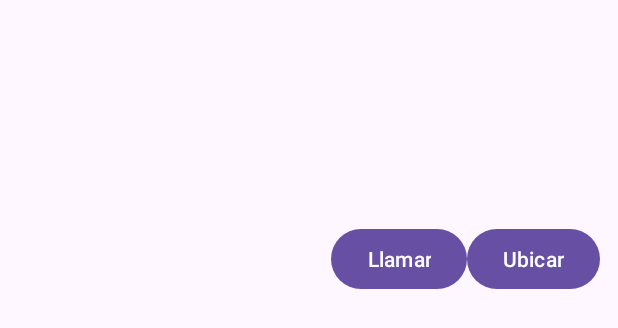
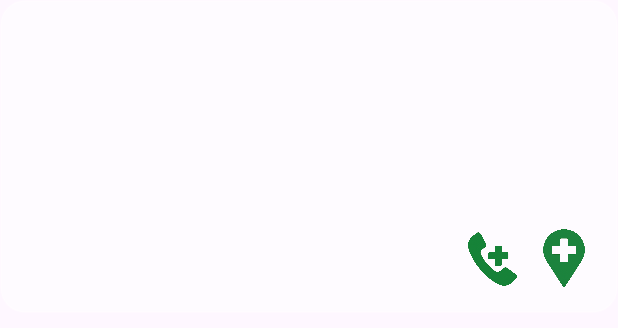
Before and after one commit to Juandedios27/grupo5_LasCondes, an Android app: the layout item_farmacia.xml on its own in the app's theme, with its tools: preview values and no code run, on a phone screen of 412 x 824 dp. Shown: the top 328 px of the screen. Run offline under Robolectric (Android 15) with nearby library versions, the phone set to English and light mode, and no system bars.

Commit message:
Modificaciones de diseño icono de llamar, ubicar, etc

```diff
--- a/app/src/main/java/cl/grupo5/farmacias_lascondes/FarmaciaAdapter.java
+++ b/app/src/main/java/cl/grupo5/farmacias_lascondes/FarmaciaAdapter.java
@@ -11,6 +11,7 @@ import android.widget.ArrayAdapter;
 import android.widget.Button;
 import android.widget.Filter;
 import android.widget.Filterable;
+import android.widget.ImageButton;
 import android.widget.TextView;
 
 import androidx.annotation.NonNull;
@@ -50,8 +51,8 @@ public class FarmaciaAdapter extends ArrayAdapter<Farmacia> implements Filterabl
         TextView tvApertura  = convertView.findViewById(R.id.tvApertura);
         TextView tvCierre    = convertView.findViewById(R.id.tvCierre);
         TextView tvTelefono  = convertView.findViewById(R.id.tvTelefono);
-        Button   btnLlamar   = convertView.findViewById(R.id.btnLlamar);
-        Button   btnUbicar   = convertView.findViewById(R.id.btnUbicar);
+        ImageButton btnLlamar   = convertView.findViewById(R.id.btnLlamar);
+        ImageButton   btnUbicar   = convertView.findViewById(R.id.btnUbicar);
 
         tvNombre.setText   (noNull(f.getNombre(),    "—"));
         tvComuna.setText   (noNull(f.getComuna(),    "—"));
--- /dev/null
+++ b/app/src/main/res/drawable/rectangulo_trasparente.xml
@@ -0,0 +1,15 @@
+<?xml version="1.0" encoding="utf-8"?>
+<shape xmlns:android="http://schemas.android.com/apk/res/android"
+    android:shape="rectangle">
+
+    <!-- Blanco al 50% de opacidad para que se vea más el verde de detrás -->
+    <solid android:color="#80FFFFFF"/>
+
+    <!-- Esquinas bien redondeadas -->
+    <corners android:radius="16dp"/>
+
+    <!-- Borde blanco muy suave opcional -->
+    <stroke
+        android:width="1dp"
+        android:color="#40FFFFFF"/>
+</shape>
--- a/app/src/main/res/layout/activity_main.xml
+++ b/app/src/main/res/layout/activity_main.xml
@@ -1,21 +1,50 @@
 <?xml version="1.0" encoding="utf-8"?>
 <LinearLayout xmlns:android="http://schemas.android.com/apk/res/android"
-    android:orientation="vertical" android:layout_width="match_parent"
-    android:layout_height="match_parent" android:padding="16dp"
+    android:orientation="vertical"
+    android:layout_width="match_parent"
+    android:layout_height="match_parent"
+    android:padding="16dp"
     android:background="@drawable/fondosplash">
 
     <TextView
-        android:text="LAS CONDES" android:textSize="35sp"
-        android:textStyle="bold" android:layout_gravity="center_horizontal"
-        android:layout_width="wrap_content" android:layout_height="wrap_content"/>
+        android:text="LAS CONDES"
+        android:textSize="35sp"
+        android:textStyle="bold"
+        android:layout_gravity="center_horizontal"
+        android:layout_width="wrap_content"
+        android:layout_height="wrap_content"/>
 
-    <EditText
-        android:id="@+id/etFilter" android:hint="Buscar farmacia"
-        android:layout_width="match_parent" android:layout_height="48dp"
-        android:inputType="text" android:layout_marginBottom="8dp"/>
+    <LinearLayout
+        android:orientation="horizontal"
+        android:layout_width="match_parent"
+        android:layout_height="wrap_content"
+        android:layout_marginBottom="8dp"
+        android:gravity="center_vertical"
+        android:background="@drawable/rectangulo_trasparente">
+
+        <ImageView
+            android:id="@+id/ivSearchIcon"
+            android:layout_width="24dp"
+            android:layout_height="24dp"
+            android:src="@drawable/lupa"
+            android:layout_marginEnd="8dp"/>
+
+        <EditText
+            android:id="@+id/etFilter"
+            android:layout_width="0dp"
+            android:layout_height="wrap_content"
+            android:layout_weight="1"
+            android:hint="Buscar farmacia"
+
+            android:inputType="text"
+            android:padding="4dp"/>
+    </LinearLayout>
 
     <ListView
-        android:id="@+id/lvFarmacias" android:layout_width="match_parent"
-        android:layout_height="0dp" android:layout_weight="1"
-        android:divider="@color/black" android:dividerHeight="1dp"/>
+        android:id="@+id/lvFarmacias"
+        android:layout_width="match_parent"
+        android:layout_height="0dp"
+        android:layout_weight="1"
+        android:divider="@color/transparente"
+        android:dividerHeight="15dp"/>
 </LinearLayout>
--- a/app/src/main/res/layout/item_farmacia.xml
+++ b/app/src/main/res/layout/item_farmacia.xml
@@ -1,43 +1,85 @@
 <?xml version="1.0" encoding="utf-8"?>
 <LinearLayout xmlns:android="http://schemas.android.com/apk/res/android"
-    android:orientation="vertical" android:padding="12dp"
-    android:layout_width="match_parent" android:layout_height="wrap_content"
-    android:background="?android:attr/selectableItemBackground">
+    android:orientation="vertical"
+    android:padding="12dp"
+    android:layout_width="match_parent"
+    android:layout_height="wrap_content"
+    android:background="@drawable/rectangulo_trasparente"
+    android:clickable="true"
+    android:focusable="true"
+    android:foreground="?attr/selectableItemBackground">
 
-    <TextView android:id="@+id/tvNombre" android:textStyle="bold"
-        android:textSize="16sp" android:layout_width="match_parent"
-        android:layout_height="wrap_content"/>
+    <TextView
+        android:id="@+id/tvNombre"
+        android:layout_width="match_parent"
+        android:layout_height="wrap_content"
+        android:textSize="16sp"
+        android:textStyle="bold"
+        android:textColor="@android:color/black"/>
 
-    <TextView android:id="@+id/tvComuna" android:textSize="14sp"
-        android:layout_width="match_parent" android:layout_height="wrap_content"
-        android:layout_marginTop="2dp"/>
+    <TextView
+        android:id="@+id/tvComuna"
+        android:layout_width="match_parent"
+        android:layout_height="wrap_content"
+        android:textSize="14sp"
+        android:layout_marginTop="2dp"
+        android:textColor="@android:color/darker_gray"/>
 
-    <TextView android:id="@+id/tvDireccion" android:textSize="14sp"
-        android:layout_width="match_parent" android:layout_height="wrap_content"
-        android:layout_marginTop="2dp"/>
+    <TextView
+        android:id="@+id/tvDireccion"
+        android:layout_width="match_parent"
+        android:layout_height="wrap_content"
+        android:textSize="14sp"
+        android:layout_marginTop="2dp"
+        android:textColor="@android:color/darker_gray"/>
 
-    <TextView android:id="@+id/tvApertura" android:textSize="14sp"
-        android:layout_width="wrap_content" android:layout_height="wrap_content"
-        android:layout_marginTop="2dp"/>
+    <TextView
+        android:id="@+id/tvApertura"
+        android:layout_width="wrap_content"
+        android:layout_height="wrap_content"
+        android:textSize="14sp"
+        android:layout_marginTop="2dp"
+        android:textColor="@android:color/darker_gray"/>
 
-    <TextView android:id="@+id/tvCierre" android:textSize="14sp"
-        android:layout_width="match_parent" android:layout_height="wrap_content"
-        android:layout_marginTop="2dp"/>
+    <TextView
+        android:id="@+id/tvCierre"
+        android:layout_width="match_parent"
+        android:layout_height="wrap_content"
+        android:textSize="14sp"
+        android:layout_marginTop="2dp"
+        android:textColor="@android:color/darker_gray"/>
 
-    <TextView android:id="@+id/tvTelefono" android:textSize="14sp"
-        android:layout_width="match_parent" android:layout_height="wrap_content"
-        android:layout_marginTop="2dp"/>
+    <TextView
+        android:id="@+id/tvTelefono"
+        android:layout_width="match_parent"
+        android:layout_height="wrap_content"
+        android:textSize="14sp"
+        android:layout_marginTop="2dp"
+        android:textColor="@android:color/holo_green_dark"/>
 
-    <LinearLayout android:layout_width="match_parent"
-        android:layout_height="wrap_content" android:orientation="horizontal"
-        android:gravity="end" android:layout_marginTop="8dp">
+    <LinearLayout
+        android:layout_width="match_parent"
+        android:layout_height="wrap_content"
+        android:orientation="horizontal"
+        android:gravity="end"
+        android:layout_marginTop="8dp">
 
-        <Button android:id="@+id/btnLlamar"
-            android:layout_width="wrap_content" android:layout_height="wrap_content"
-            android:text="Llamar"/>
+        <ImageButton
+            android:id="@+id/btnLlamar"
+            android:layout_width="48dp"
+            android:layout_height="48dp"
+            android:src="@drawable/llamar"
+            android:background="?attr/selectableItemBackgroundBorderless"
+            android:adjustViewBounds="true"
+            android:scaleType="centerInside"/>
 
-        <Button android:id="@+id/btnUbicar"
-            android:layout_width="wrap_content" android:layout_height="wrap_content"
-            android:text="Ubicar"/>
+        <ImageButton
+            android:id="@+id/btnUbicar"
+            android:layout_width="48dp"
+            android:layout_height="48dp"
+            android:src="@drawable/ubicar"
+            android:background="?attr/selectableItemBackgroundBorderless"
+            android:adjustViewBounds="true"
+            android:scaleType="centerInside"/>
     </LinearLayout>
 </LinearLayout>
--- a/app/src/main/res/values/colors.xml
+++ b/app/src/main/res/values/colors.xml
@@ -2,4 +2,5 @@
 <resources>
     <color name="black">#FF000000</color>
     <color name="white">#FFFFFFFF</color>
+    <color name="transparente">#00FFFFFF</color>
 </resources>
```
Also changed, not shown: app/src/main/res/drawable/llamar.png (added), app/src/main/res/drawable/lupa.png (added), app/src/main/res/drawable/ubicar.png (added).
